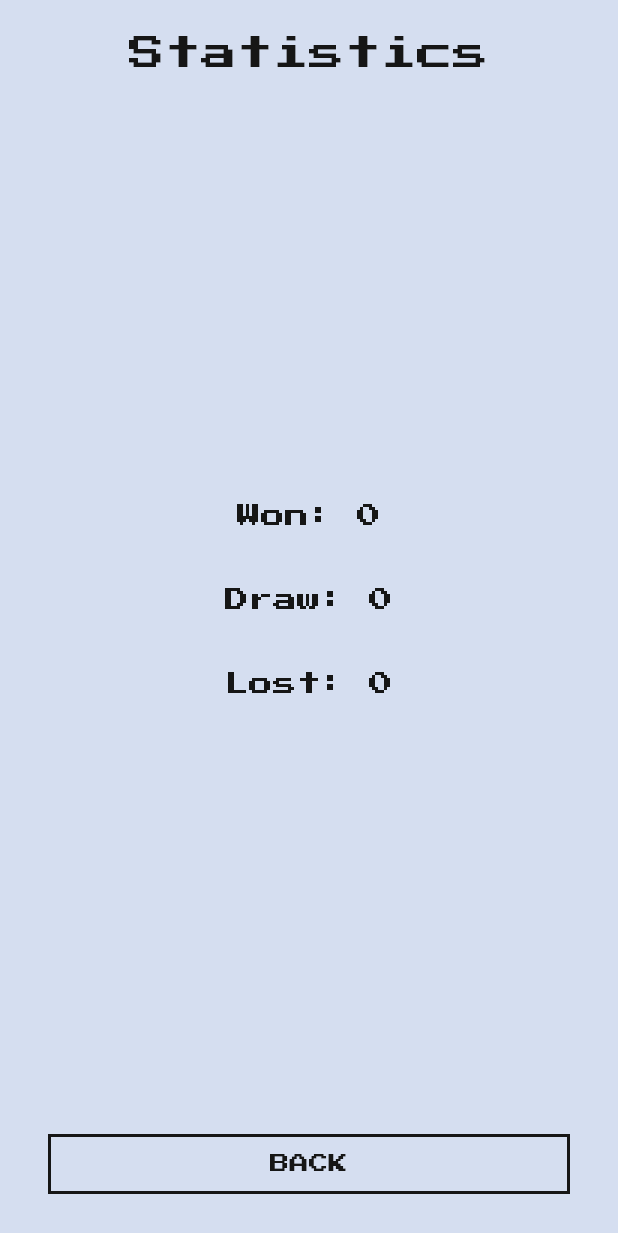
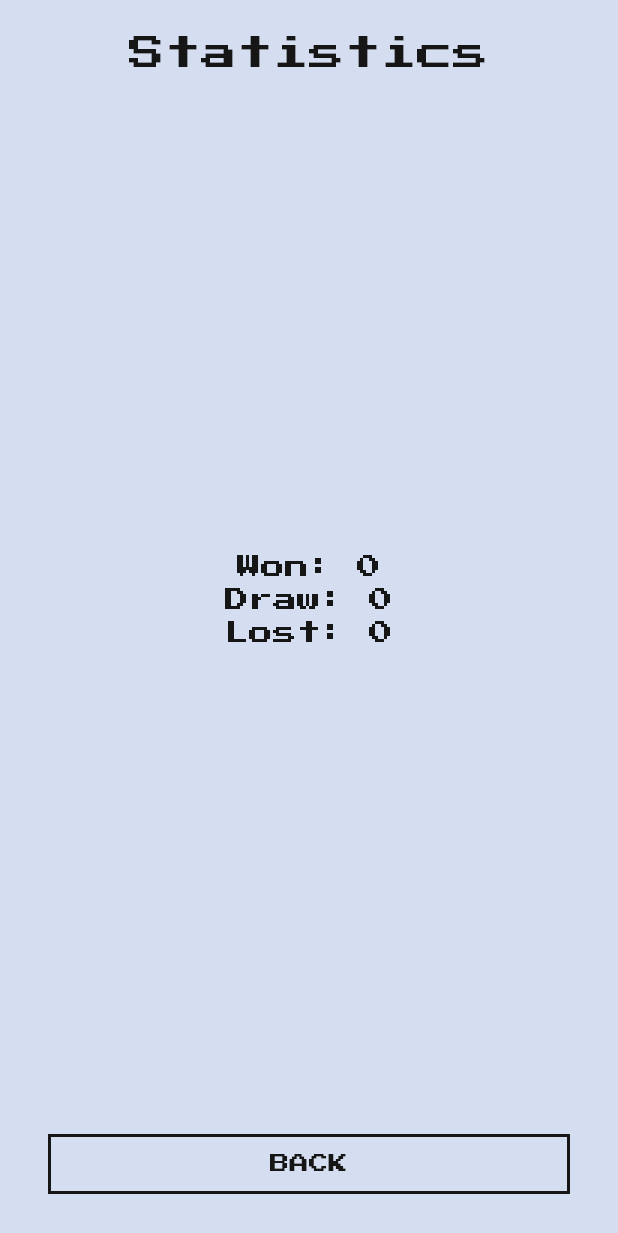
Before and after one commit to msAlexG/flutter_fight_club, a Flutter app: the _StatisticsPage screen opened directly, on a phone screen of 412 x 824 dp. Shown: the top 1233 px of the screen. Run offline on Flutter 3.47's test engine with Material 2 defaults, Android fonts, the phone set to English and light mode, and no system bars; our stand-ins replace google_fonts, shared_preferences; accounts and stored records are empty.

Commit message:
first commit

```diff
--- a/lib/pages/statistics_page.dart
+++ b/lib/pages/statistics_page.dart
@@ -35,76 +35,43 @@ class _StatisticsPage extends StatelessWidget {
               ),
             ),
             Expanded(child: SizedBox()),
-            Column(
-              children: [
-                FutureBuilder<int?>(
-                  future: SharedPreferences.getInstance().then(
-                          (sharedPreferences) =>
-                          sharedPreferences.getInt('stats_won')),
-                  builder: (context, snapshot) {
-                    if (!snapshot.hasData || snapshot.data == null) {
-                      return Text('Won: 0', style: TextStyle(
-                          fontSize: 16,
-                          color: FightClubColors.darkGreyText,
-                          fontWeight: FontWeight.w400
-                      ),);
-                    }
+            FutureBuilder<SharedPreferences>(
+              future: SharedPreferences.getInstance(),
+              builder: (context, snapshot) {
+                if (!snapshot.hasData || snapshot.data == null) {
+                  return SizedBox();
+                }
 
-                    return Text('Won:${snapshot.data.toString()}', style: TextStyle(
+                final SharedPreferences sp = snapshot.data!;
+                return Column(
+                  mainAxisSize: MainAxisSize.min,
+                  children: [
+                    Text('Won: ${sp.getInt('stats_won') ?? 0}', style: TextStyle(
                         fontSize: 16,
                         color: FightClubColors.darkGreyText,
                         fontWeight: FontWeight.w400
-                    ),);
-                    //       fightResult.  = snapshot.data;
-                  },
-                ),
-
-                SizedBox(height: 40),
-                FutureBuilder<int?>(
-                  future: SharedPreferences.getInstance().then(
-                          (sharedPreferences) =>
-                          sharedPreferences.getInt('stats_draw')),
-                  builder: (context, snapshot) {
-                    if (!snapshot.hasData || snapshot.data == null) {
-                      return Text('Draw: 0', style:TextStyle(
-                          fontSize: 16,
-                          color: FightClubColors.darkGreyText,
-                          fontWeight: FontWeight.w400
-                      ));
-                    }
-
-                    return Text('Draw:${snapshot.data.toString()}', style: TextStyle(
+                    )),
+                SizedBox( height: 6),
+                    Text('Draw: ${sp.getInt('stats_draw') ?? 0 }', style: TextStyle(
                         fontSize: 16,
                         color: FightClubColors.darkGreyText,
                         fontWeight: FontWeight.w400
-                    ),);
-                    //       fightResult.  = snapshot.data;
-                  },
-                ),
-                SizedBox(height: 40),
-                FutureBuilder<int?>(
-                  future: SharedPreferences.getInstance().then(
-                          (sharedPreferences) =>
-                          sharedPreferences.getInt('stats_lost')),
-                  builder: (context, snapshot) {
-                    if (!snapshot.hasData || snapshot.data == null) {
-                      return Text('Lost: 0', style:TextStyle(
-                          fontSize: 16,
-                          color: FightClubColors.darkGreyText,
-                          fontWeight: FontWeight.w400
-                      ));
-                    }
-
-                    return Text('Lost:${snapshot.data.toString()}', style: TextStyle(
+                    )),
+                    SizedBox( height: 6),
+                    Text('Lost: ${sp.getInt('stats_lost') ?? 0}', style: TextStyle(
                         fontSize: 16,
                         color: FightClubColors.darkGreyText,
                         fontWeight: FontWeight.w400
-                    ),);
-                    //       fightResult.  = snapshot.data;
-                  },
-                ),
-              ],
+                    )),
+
+                  ],
+                );
+                //       fightResult.  = snapshot.data;
+              },
             ),
+
+
+
             Expanded(child: SizedBox()),
             Padding(
               padding: const EdgeInsets.symmetric(horizontal: 16, vertical: 16),
```
